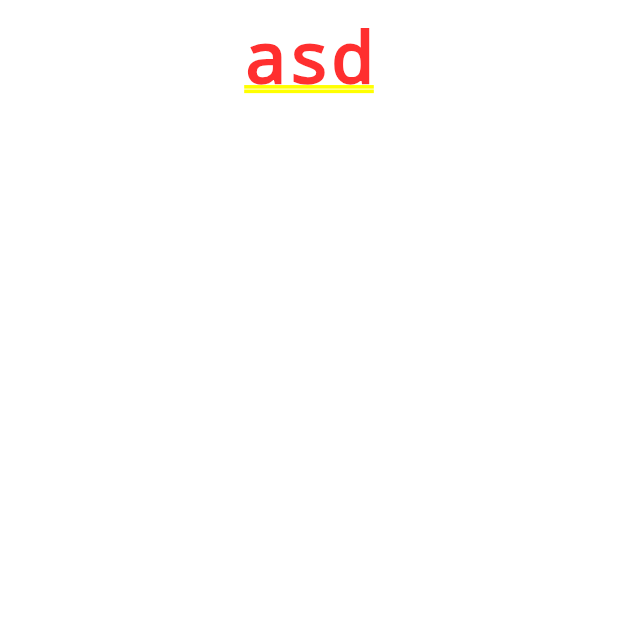
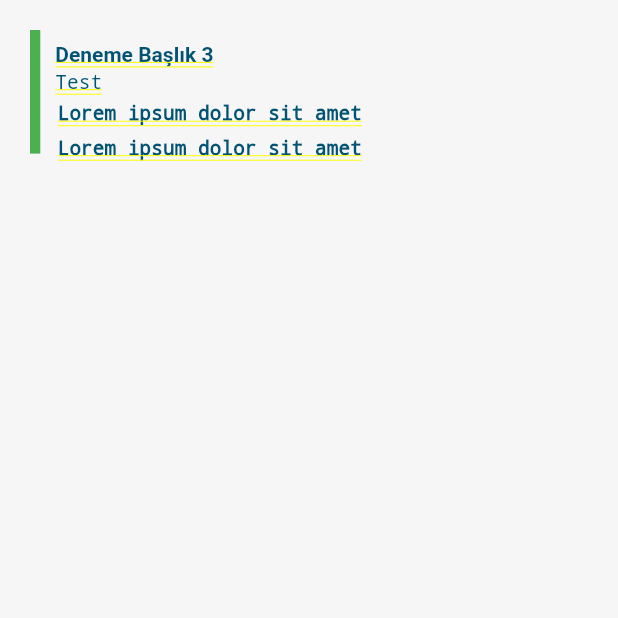
Before and after one commit to winnext/WindeskKamuMobile, a Flutter app: the screen it shows after launch, after a tap on the "content paste search" icon, on a phone screen of 412 x 824 dp, the top half of it. Run offline on Flutter 3.47's test engine with Material 2 defaults, Android fonts, the phone set to English and light mode, and no system bars; our stand-ins replace badges; Roboto replaces fonts that are missing (Poppins).

Commit message:
list open

```diff
--- a/lib/main.dart
+++ b/lib/main.dart
@@ -3,7 +3,7 @@ import 'package:flutter/services.dart';
 import 'package:win_kamu/pages/homePage.dart';
 import 'package:win_kamu/pages/openRequests/openRequests.dart';
 import 'package:win_kamu/utils/themes.dart';
-import 'buttonWidgets/customButtonWithGradient.dart';
+import 'widgets/buttonWidgets/customButtonWithGradient.dart';
 
 void main() {
   runApp(const MyApp());
--- a/lib/pages/homePage.dart
+++ b/lib/pages/homePage.dart
@@ -1,5 +1,5 @@
 import 'package:flutter/material.dart';
-import 'package:win_kamu/buttonWidgets/homeButtons.dart';
+import 'package:win_kamu/widgets/buttonWidgets/homeButtons.dart';
 import 'package:badges/badges.dart' as badges;
 import '../utils/themes.dart';
 import 'openRequests/openRequests.dart';
@@ -18,15 +18,15 @@ class _MyHomePageState extends State<MyHomePage> {
         appBar: AppBar(
           title: Image.asset(
             'lib/assets/windesk.jpg',
-            width: MediaQuery.of(context).size.width / 1.5,
-            height: MediaQuery.of(context).size.width / 1.5,
+            width: MediaQuery.of(context).size.width / 1.2,
+            height: MediaQuery.of(context).size.width / 1.2,
             fit: BoxFit.cover,
           ),
           actions: <Widget>[
             IconButton(
               icon: Icon(
                 Icons.power_settings_new,
-                size: 30,
+                size: 35,
                 color: APPColors.Main.black,
               ),
               tooltip: 'Exit',
@@ -43,7 +43,7 @@ class _MyHomePageState extends State<MyHomePage> {
                 child: IconButton(
                   icon: Icon(
                     Icons.notifications,
-                    size: 30,
+                    size: 35,
                     color: APPColors.Main.black,
                   ),
                   onPressed: () {},
@@ -60,7 +60,7 @@ class _MyHomePageState extends State<MyHomePage> {
               Expanded(
                   flex: 3,
                   child: Image.asset(
-                    'lib/assets/login.jpg',
+                    'lib/assets/home.jpg',
                     height: MediaQuery.of(context).size.width / 1,
                     width: MediaQuery.of(context).size.width / 1,
                     fit: BoxFit.cover,
--- a/lib/pages/openRequests/openRequests.dart
+++ b/lib/pages/openRequests/openRequests.dart
@@ -1,6 +1,8 @@
 import 'package:flutter/material.dart';
 import 'package:flutter/src/widgets/framework.dart';
 import 'package:flutter/src/widgets/placeholder.dart';
+
+import '../../widgets/listWidgets/customTaskListWidget.dart';
 
 class OpenRequests extends StatefulWidget {
   static String openRequest = '/openRequest';
@@ -13,23 +15,27 @@ class OpenRequests extends StatefulWidget {
 class _OpenRequestsState extends State<OpenRequests> {
   @override
   Widget build(BuildContext context) {
-    return ListOpen();
+    return SafeArea(
+      child: Container(
+        color: Colors.black12,
+        child: Padding(
+          padding: EdgeInsets.all(0),
+          child: TaskListWidget(
+            iconOnPressed: () {},
+            importanceLevelColor: Colors.green,
+            trailing: "12.12.2023",
+            taskNo: "Deneme",
+            title: "Deneme Başlık 3",
+            subTitle: "Test",
+            isIcon: true,
+            extraTitle: "Lorem ipsum dolor sit amet",
+          ),
+        ),
+      ),
+    );
   }
 }
 
-Widget ListOpen() {
-  return Column(
-    children: <Widget>[
-      Center(
-        child: Padding(
-          padding: EdgeInsets.all(10),
-          child: Container(
-            child: Text(
-              'asd',
-            ),
-          ),
-        ),
-      )
-    ],
-  );
-}
+// Widget ListOpen() {
+
+// }
--- /dev/null
+++ b/lib/utils/utils.dart
@@ -0,0 +1,60 @@
+// ignore_for_file: non_constant_identifier_names, prefer_const_constructors, constant_identifier_names
+
+import 'package:flutter/material.dart';
+
+const double height_1 = 1.0;
+const double height_3 = 3.0;
+const double height_4 = 4.0;
+const double height_6 = 6.0;
+const double height_8 = 8.0;
+
+const double height_10 = 10.0;
+const double height_12 = 12.0;
+const double height_14 = 14.0;
+const double height_16 = 16.0;
+const double height_18 = 18.0;
+const double height_20 = 20.0;
+const double height_22 = 22.0;
+const double height_24 = 24.0;
+const double height_26 = 26.0;
+const double height_28 = 28.0;
+const double height_30 = 30.0;
+const double height_50 = 50.0;
+const double height_70 = 70.0;
+const double height_90 = 90.0;
+
+const double font_size_6 = 6.0;
+const double font_size_12 = 12.0;
+const double font_size_14 = 14.0;
+const double font_size_16 = 16.0;
+const double font_size_18 = 18.0;
+const double font_size_24 = 24.0;
+const double font_size_27 = 28.0;
+const double font_size_32 = 32.0;
+
+const double radius_size_0 = 0;
+const double radius_size_10 = 10;
+const double radius_size_30 = 30;
+const double radius_size_50 = 50;
+const double radius_size_70 = 70;
+const double radius_size_100 = 100;
+
+List<Color> login_ui_color = [
+  Color.fromARGB(255, 76, 60, 255),
+  Color.fromARGB(255, 156, 154, 255),
+  Color.fromARGB(255, 179, 196, 255)
+];
+
+List<Color> Listcolors = [
+  Color(0xff025273),
+  Color(0xffCC998D),
+  Color(0xffBACDB0),
+  Color(0xffCCDDD3),
+  Color(0xff9F87AF),
+];
+
+Color container_box_shadow = Color.fromARGB(72, 141, 141, 141);
+
+Color mainColor = Color.fromARGB(255, 55, 82, 255);
+Color mainWhiteColor = Colors.white;
+Color mainGreyColor = Colors.grey;
--- a/lib/buttonWidgets/homeButtons.dart
+++ b/lib/widgets/buttonWidgets/homeButtons.dart
@@ -1,6 +1,6 @@
 import 'package:flutter/material.dart';
 
-import '../utils/themes.dart';
+import '../../utils/themes.dart';
 
 class HomeButton extends StatelessWidget {
   final String? text;
--- /dev/null
+++ b/lib/widgets/listWidgets/customTaskListWidget.dart
@@ -0,0 +1,137 @@
+// ignore_for_file:file_names, prefer_const_constructors_in_immutables,prefer_const_constructors,prefer_const_literals_to_create_immutables,use_key_in_widget_constructors
+
+import 'package:flutter/material.dart';
+import 'package:win_kamu/utils/themes.dart';
+
+import '../../utils/utils.dart';
+
+class TaskListWidget extends StatelessWidget {
+  final String? title, extraTitle, taskNo, subTitle, trailing;
+  final Color? importanceLevelColor;
+  final VoidCallback? press;
+  final bool isIcon;
+  final VoidCallback? iconOnPressed;
+  const TaskListWidget(
+      {Key? key,
+      this.title,
+      this.extraTitle,
+      this.taskNo,
+      this.subTitle,
+      this.trailing,
+      this.press,
+      this.importanceLevelColor,
+      this.isIcon = false,
+      this.iconOnPressed})
+      : super(key: key);
+
+  @override
+  Widget build(BuildContext context) {
+    Size size = MediaQuery.of(context).size;
+
+    return GestureDetector(
+      onTap: press,
+      child: Container(
+        width: size.width,
+        decoration: BoxDecoration(
+          boxShadow: [
+            BoxShadow(
+              color: Color(0x19025273),
+              blurRadius: 12,
+              offset: Offset(6, 8),
+            ),
+          ],
+          color: Color(0xfff6f6f6),
+        ),
+        child: Padding(
+          padding:
+              const EdgeInsets.only(top: 20, left: 20, right: 0, bottom: 0),
+          child: Row(
+            mainAxisAlignment: MainAxisAlignment.start,
+            crossAxisAlignment: CrossAxisAlignment.stretch,
+            children: [
+              Flexible(
+                child: Column(
+                  children: [
+                    Container(
+                      color: importanceLevelColor!,
+                      width: MediaQuery.of(context).size.width / 60,
+                      height: size.height / 10,
+                    ),
+                  ],
+                ),
+              ),
+              Padding(
+                padding: EdgeInsets.fromLTRB(10, 0, 0, 0),
+                child: Column(
+                  mainAxisSize: MainAxisSize.min,
+                  children: [
+                    Flexible(
+                      child: SizedBox(
+                        width: size.width / 2.0,
+                        child: Padding(
+                          padding: const EdgeInsets.only(top: 8.0),
+                          child: Text(
+                            title.toString(),
+                            softWrap: true,
+                            overflow: TextOverflow.ellipsis,
+                            style: TextStyle(
+                              color: Color(0xff025273),
+                              fontSize: 14,
+                              fontFamily: "Poppins",
+                              fontWeight: FontWeight.bold,
+                            ),
+                          ),
+                        ),
+                      ),
+                    ),
+                    subTitle.toString() != ""
+                        ? SizedBox(height: 3)
+                        : Container(),
+                    subTitle.toString() != ""
+                        ? SizedBox(
+                            width: MediaQuery.of(context).size.width / 2,
+                            child: Text(
+                              subTitle.toString(),
+                              style: TextStyle(
+                                fontWeight: FontWeight.normal,
+                                color: Color(0xff025273),
+                                fontSize: 13,
+                              ),
+                            ),
+                          )
+                        : Container(),
+                    SizedBox(height: 6),
+                    Flexible(
+                      child: Padding(
+                        padding: const EdgeInsets.only(bottom: 8.0),
+                        child: Text(
+                          extraTitle.toString(),
+                          style: TextStyle(
+                            color: Color(0xff025273),
+                            fontSize: 13,
+                          ),
+                        ),
+                      ),
+                    ),
+                    Flexible(
+                      child: Padding(
+                        padding: const EdgeInsets.only(bottom: 8.0),
+                        child: Text(
+                          extraTitle.toString(),
+                          style: TextStyle(
+                            color: Color(0xff025273),
+                            fontSize: 13,
+                          ),
+                        ),
+                      ),
+                    ),
+                  ],
+                ),
+              ),
+            ],
+          ),
+        ),
+      ),
+    );
+  }
+}
--- a/pubspec.yaml
+++ b/pubspec.yaml
@@ -62,7 +62,6 @@ flutter:
   # To add assets to your application, add an assets section, like this:
   assets:
     - lib/assets/home.jpg
-    - lib/assets/login.jpg
     - lib/assets/windesk.jpg
 
   #   - images/a_dot_ham.jpeg
```
Also changed, not shown: lib/widgets/buttonWidgets/customButtonWithGradient.dart (renamed from lib/buttonWidgets/customButtonWithGradient.dart).
